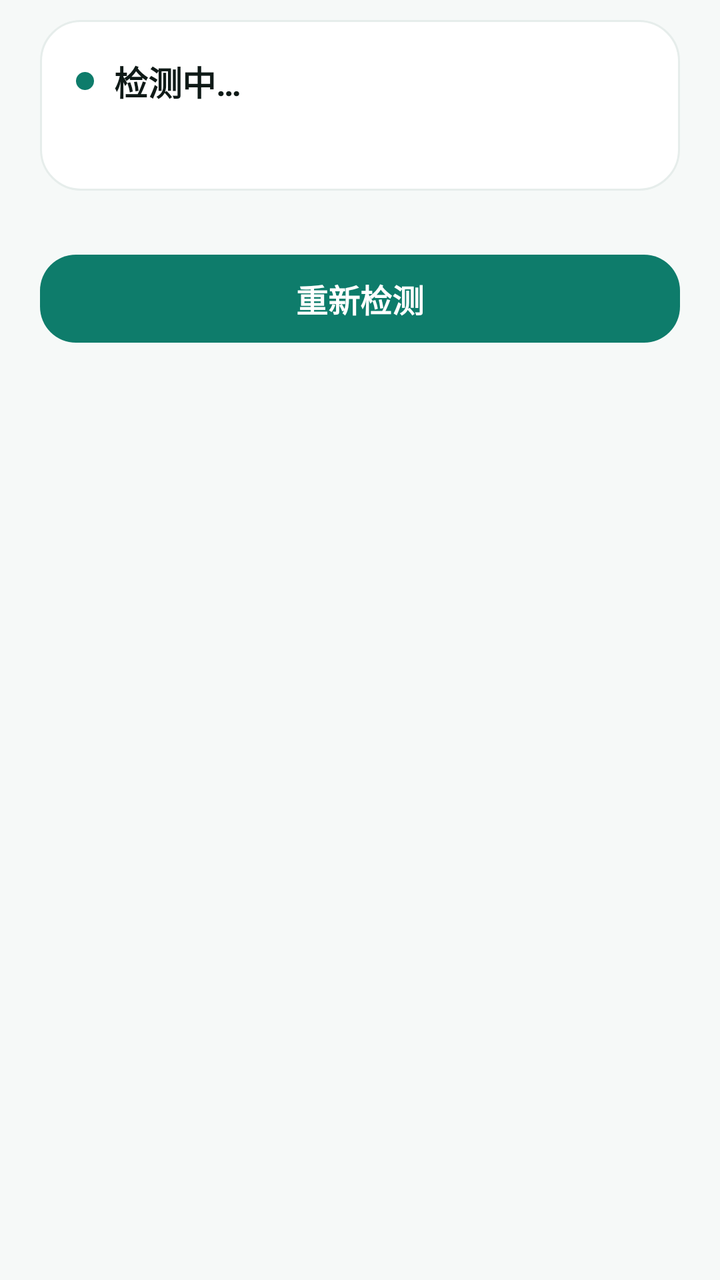
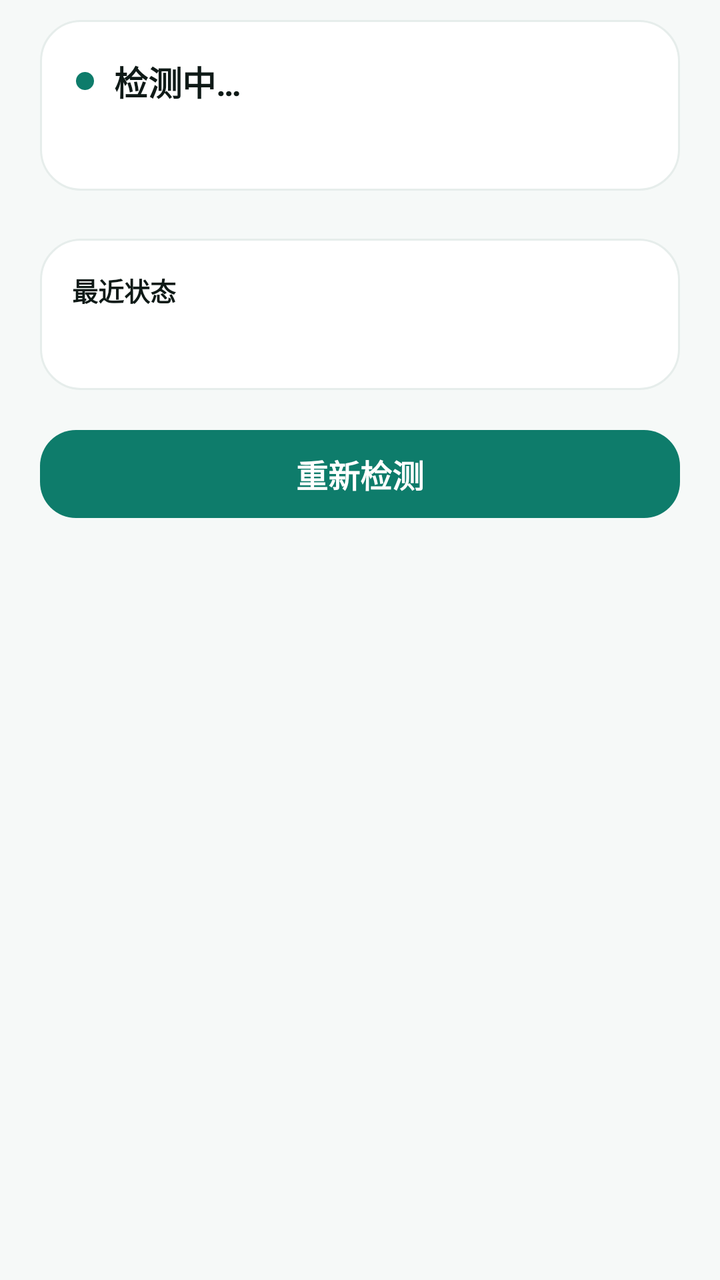

The first picture is an Android layout as it rendered before a commit; the second is the same layout after the commit. The layout source and the unified diff follow.
<!-- AndroidManifest.xml: application theme Theme.NtfyCalendar -->
<!-- res/layout/activity_health.xml -->
<?xml version="1.0" encoding="utf-8"?>
<ScrollView xmlns:android="http://schemas.android.com/apk/res/android"
    android:layout_width="match_parent"
    android:layout_height="match_parent"
    android:background="?attr/bnWindowBg">

    <LinearLayout
        android:layout_width="match_parent"
        android:layout_height="wrap_content"
        android:orientation="vertical"
        android:paddingLeft="20dp"
        android:paddingRight="20dp"
        android:paddingTop="10dp"
        android:paddingBottom="28dp">

        
        <LinearLayout
            android:layout_width="match_parent"
            android:layout_height="wrap_content"
            android:background="@drawable/bg_card"
            android:orientation="vertical"
            android:padding="18dp">

            <LinearLayout
                android:layout_width="match_parent"
                android:layout_height="wrap_content"
                android:gravity="center_vertical"
                android:orientation="horizontal">

                <View
                    android:id="@+id/summaryDot"
                    android:layout_width="9dp"
                    android:layout_height="9dp"
                    android:background="@drawable/dot_ok" />

                <TextView
                    android:id="@+id/summaryTitle"
                    android:layout_width="0dp"
                    android:layout_height="wrap_content"
                    android:layout_marginStart="10dp"
                    android:layout_weight="1"
                    android:text="检测中…"
                    android:textColor="?attr/bnTextPrimary"
                    android:textSize="17sp"
                    android:textStyle="bold" />
            </LinearLayout>

            <TextView
                android:id="@+id/summaryDetail"
                android:layout_width="match_parent"
                android:layout_height="wrap_content"
                android:layout_marginTop="8dp"
                android:lineSpacingExtra="4dp"
                android:textColor="?attr/bnTextSecondary"
                android:textSize="12sp" />
        </LinearLayout>

        
        <LinearLayout
            android:id="@+id/itemContainer"
            android:layout_width="match_parent"
            android:layout_height="wrap_content"
            android:layout_marginTop="12dp"
            android:orientation="vertical" />

        <Button
            android:id="@+id/btnRecheck"
            style="@style/BtnPrimary"
            android:layout_marginTop="20dp"
            android:text="重新检测" />

        <TextView
            android:id="@+id/tvCheckedAt"
            android:layout_width="match_parent"
            android:layout_height="wrap_content"
            android:layout_marginTop="10dp"
            android:gravity="center"
            android:textColor="?attr/bnTextSecondary"
            android:textSize="11sp" />
    </LinearLayout>
</ScrollView>
<!-- resources referenced by this layout -->
<resources>
  <!-- drawable bg_card (drawable) -->
  <?xml version="1.0" encoding="utf-8"?>
  <shape xmlns:android="http://schemas.android.com/apk/res/android"
      android:shape="rectangle">
      <solid android:color="?attr/bnCard" />
      <corners android:radius="20dp" />
      <stroke
          android:width="1dp"
          android:color="?attr/bnCardStroke" />
  </shape>
  <!-- drawable dot_ok (drawable) -->
  ﻿<?xml version="1.0" encoding="utf-8"?>
  <shape xmlns:android="http://schemas.android.com/apk/res/android"
      android:shape="oval">
      <solid android:color="?attr/bnPrimary" />
      <size
          android:width="8dp"
          android:height="8dp" />
  </shape>
  <style name="BtnPrimary">
          <item name="android:layout_width">match_parent</item>
          <item name="android:layout_height">44dp</item>
          <item name="android:background">@drawable/bg_button_primary</item>
          <item name="android:textColor">?attr/bnOnPrimary</item>
          <item name="android:textSize">16sp</item>
          <item name="android:textStyle">bold</item>
          <item name="android:textAllCaps">false</item>
          <item name="android:stateListAnimator">@null</item>
      </style>
  <style name="Theme.NtfyCalendar" parent="Theme.AppCompat.DayNight.DarkActionBar">
          <item name="colorPrimary">?attr/bnPrimaryDark</item>
          <item name="colorPrimaryDark">?attr/bnPrimaryDark</item>
          <item name="colorAccent">?attr/bnAccent</item>
          <item name="android:windowBackground">?attr/bnWindowBg</item>
          <item name="android:statusBarColor">?attr/bnPrimaryDark</item>
          <item name="android:navigationBarColor">?attr/bnWindowBg</item>
          <item name="bnPrimary">@color/primary</item>
          <item name="bnPrimaryDark">@color/primary_dark</item>
          <item name="bnOnPrimary">@color/text_on_primary</item>
          <item name="bnAccent">@color/accent</item>
          <item name="bnWindowBg">@color/window_bg</item>
          <item name="bnSurface">@color/surface</item>
          <item name="bnCard">@color/card_bg</item>
          <item name="bnCardStroke">@color/card_stroke</item>
          <item name="bnDivider">@color/divider</item>
          <item name="bnTextPrimary">@color/text_primary</item>
          <item name="bnTextSecondary">@color/text_secondary</item>
          <item name="bnChipBg">@color/chip_bg</item>
          <item name="bnIconBg">@color/icon_bg</item>
          <item name="bnDanger">@color/danger</item>
          <item name="bnNavBg">@color/nav_bg</item>
          <item name="bnRipple">@color/ripple</item>
      </style>
  <!-- drawable bg_button_primary (drawable) -->
  <?xml version="1.0" encoding="utf-8"?>
  <ripple xmlns:android="http://schemas.android.com/apk/res/android"
      android:color="#33FFFFFF">
      <item>
          <shape android:shape="rectangle">
              <solid android:color="?attr/bnPrimary" />
              <corners android:radius="18dp" />
          </shape>
      </item>
  </ripple>
  <color name="primary">#FF0E7C6B</color>
  <color name="primary_dark">#FF0A5A4D</color>
  <color name="text_on_primary">#FFFFFFFF</color>
  <color name="accent">#FFF59E0B</color>
  <color name="window_bg">#FFF6F9F8</color>
  <color name="surface">#FFFFFFFF</color>
  <color name="card_bg">#FFFFFFFF</color>
  <color name="card_stroke">#FFE6EDEB</color>
  <color name="divider">#FFEDF2F0</color>
  <color name="text_primary">#FF0F1A17</color>
  <color name="text_secondary">#FF6B7B76</color>
  <color name="chip_bg">#FFECF6F3</color>
  <color name="icon_bg">#FFF1F5F4</color>
  <color name="danger">#FFC94848</color>
  <color name="nav_bg">#FFFFFFFF</color>
  <color name="ripple">#140E7C6B</color>
</resources>

<!-- the commit's change to res/layout/activity_health.xml (unified diff, before → after) -->
@@ -63,6 +63,33 @@
             android:layout_marginTop="12dp"
             android:orientation="vertical" />
 
+        
+        <LinearLayout
+            android:layout_width="match_parent"
+            android:layout_height="wrap_content"
+            android:layout_marginTop="12dp"
+            android:background="@drawable/bg_card"
+            android:orientation="vertical"
+            android:padding="16dp">
+
+            <TextView
+                android:layout_width="match_parent"
+                android:layout_height="wrap_content"
+                android:text="最近状态"
+                android:textColor="?attr/bnTextPrimary"
+                android:textSize="13sp"
+                android:textStyle="bold" />
+
+            <TextView
+                android:id="@+id/tvRecent"
+                android:layout_width="match_parent"
+                android:layout_height="wrap_content"
+                android:layout_marginTop="8dp"
+                android:lineSpacingExtra="4dp"
+                android:textColor="?attr/bnTextSecondary"
+                android:textSize="12sp" />
+        </LinearLayout>
+
         <Button
             android:id="@+id/btnRecheck"
             style="@style/BtnPrimary"
